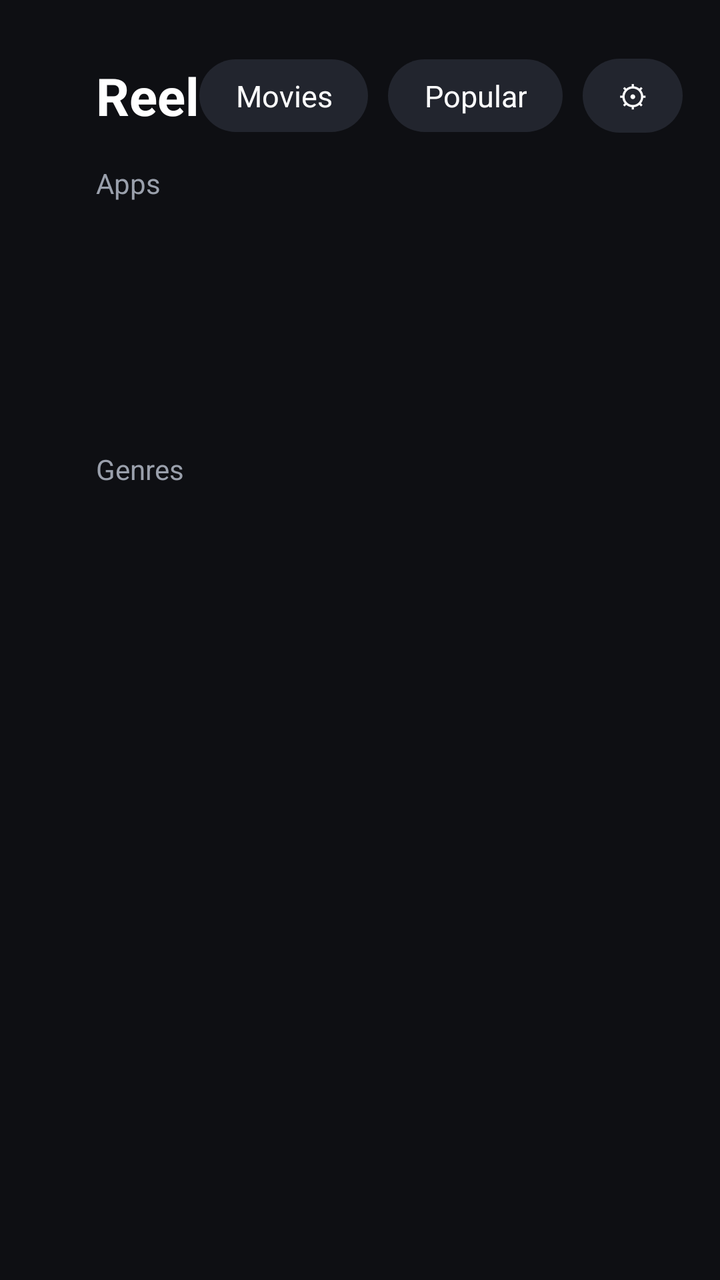
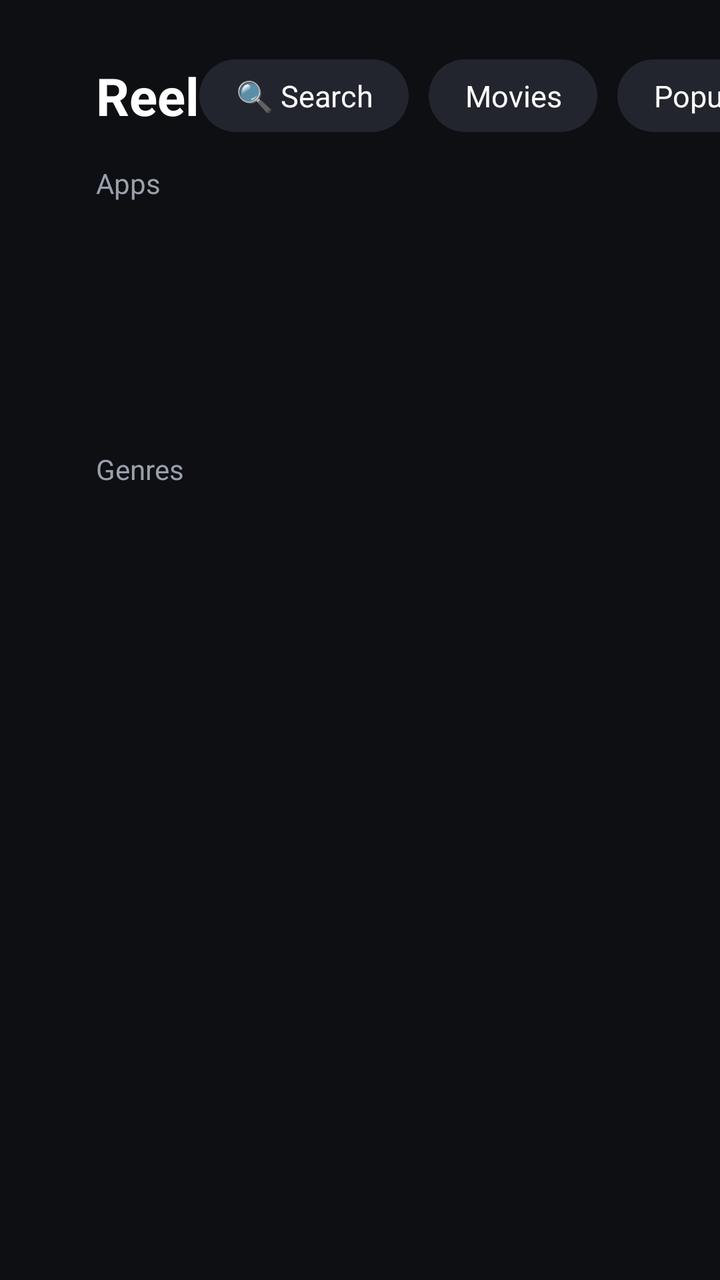

Before-and-after screenshots of an Android layout around one commit, followed by the original layout XML and the change that was made.
<!-- AndroidManifest.xml: application theme Theme.Reel -->
<!-- res/layout/activity_main.xml -->
<?xml version="1.0" encoding="utf-8"?>
<LinearLayout xmlns:android="http://schemas.android.com/apk/res/android"
    android:layout_width="match_parent"
    android:layout_height="match_parent"
    android:background="@color/bg"
    android:clipChildren="false"
    android:clipToPadding="false"
    android:orientation="vertical"
    android:paddingStart="48dp"
    android:paddingTop="24dp"
    android:paddingEnd="48dp"
    android:paddingBottom="12dp">

    
    <LinearLayout
        android:layout_width="match_parent"
        android:layout_height="48dp"
        android:gravity="center_vertical"
        android:orientation="horizontal">

        <TextView
            android:layout_width="wrap_content"
            android:layout_height="wrap_content"
            android:text="@string/app_name"
            android:textColor="@color/text"
            android:textSize="26sp"
            android:textStyle="bold" />

        <View
            android:layout_width="0dp"
            android:layout_height="1dp"
            android:layout_weight="1" />

        <TextView
            android:id="@+id/btnMediaType"
            style="@style/Chip"
            android:text="Movies" />

        <TextView
            android:id="@+id/btnSort"
            style="@style/Chip"
            android:contentDescription="Sort order"
            android:text="Popular" />

        <TextView
            android:id="@+id/btnSettings"
            style="@style/Chip"
            android:contentDescription="Settings"
            android:text="⚙" />

        <TextView
            android:id="@+id/weather"
            android:layout_width="wrap_content"
            android:layout_height="wrap_content"
            android:layout_marginStart="14dp"
            android:textColor="@color/text"
            android:textSize="20sp" />

        <TextClock
            android:layout_width="wrap_content"
            android:layout_height="wrap_content"
            android:layout_marginStart="14dp"
            android:format12Hour="h:mm"
            android:format24Hour="HH:mm"
            android:textColor="@color/text"
            android:textSize="22sp" />
    </LinearLayout>

    
    <LinearLayout
        android:id="@+id/appsSection"
        android:layout_width="match_parent"
        android:layout_height="wrap_content"
        android:clipChildren="false"
        android:clipToPadding="false"
        android:orientation="vertical">

        <TextView
            style="@style/RowLabel"
            android:text="Apps" />

        <androidx.recyclerview.widget.RecyclerView
            android:id="@+id/appsRow"
            android:layout_width="match_parent"
            android:layout_height="112dp"
            android:clipChildren="false"
            android:clipToPadding="false"
            android:paddingTop="6dp"
            android:paddingBottom="6dp" />
    </LinearLayout>

    <TextView
        style="@style/RowLabel"
        android:text="Genres" />

    <androidx.recyclerview.widget.RecyclerView
        android:id="@+id/genreRow"
        android:layout_width="match_parent"
        android:layout_height="wrap_content"
        android:clipToPadding="false" />

    
    <FrameLayout
        android:layout_width="match_parent"
        android:layout_height="0dp"
        android:layout_marginTop="8dp"
        android:layout_weight="1"
        android:clipChildren="false"
        android:clipToPadding="false">

        
        <androidx.recyclerview.widget.RecyclerView
            android:id="@+id/grid"
            android:layout_width="match_parent"
            android:layout_height="match_parent"
            android:clipToPadding="false"
            android:paddingTop="10dp"
            android:paddingBottom="24dp" />

        <LinearLayout
            android:layout_width="wrap_content"
            android:layout_height="wrap_content"
            android:layout_gravity="center"
            android:gravity="center"
            android:orientation="vertical">

            <ProgressBar
                android:id="@+id/progress"
                android:layout_width="40dp"
                android:layout_height="40dp"
                android:indeterminateTint="@color/accent"
                android:visibility="gone" />

            <TextView
                android:id="@+id/status"
                android:layout_width="wrap_content"
                android:layout_height="wrap_content"
                android:layout_marginTop="12dp"
                android:gravity="center"
                android:maxWidth="640dp"
                android:textColor="@color/text_dim"
                android:textSize="16sp"
                android:visibility="gone" />
        </LinearLayout>
    </FrameLayout>
</LinearLayout>
<!-- resources referenced by this layout -->
<resources>
  <color name="accent">#3D5AFE</color>
  <color name="bg">#0E0F13</color>
  <color name="text">#FFFFFF</color>
  <color name="text_dim">#9AA0AC</color>
  <string name="app_name">Reel</string>
  <style name="Chip">
          <item name="android:layout_width">wrap_content</item>
          <item name="android:layout_height">wrap_content</item>
          <item name="android:layout_marginEnd">10dp</item>
          <item name="android:background">@drawable/chip_bg</item>
          <item name="android:clickable">true</item>
          <item name="android:focusable">true</item>
          <item name="android:gravity">center</item>
          <item name="android:paddingStart">18dp</item>
          <item name="android:paddingEnd">18dp</item>
          <item name="android:paddingTop">8dp</item>
          <item name="android:paddingBottom">8dp</item>
          <item name="android:singleLine">true</item>
          <item name="android:textColor">@color/chip_text</item>
          <item name="android:textSize">15sp</item>
      </style>
  <style name="RowLabel">
          <item name="android:layout_width">wrap_content</item>
          <item name="android:layout_height">wrap_content</item>
          <item name="android:layout_marginTop">10dp</item>
          <item name="android:layout_marginBottom">2dp</item>
          <item name="android:textColor">@color/text_dim</item>
          <item name="android:textSize">14sp</item>
      </style>
  <style name="Theme.Reel" parent="android:Theme.Material.NoActionBar">
          <item name="android:windowBackground">@color/bg</item>
          <item name="android:colorAccent">@color/accent</item>
          <item name="android:colorPrimary">@color/bg</item>
          <item name="android:windowDisablePreview">true</item>
      </style>
  <!-- drawable chip_bg (drawable) -->
  <?xml version="1.0" encoding="utf-8"?>
  <selector xmlns:android="http://schemas.android.com/apk/res/android">
      
      <item android:state_focused="true">
          <shape android:shape="rectangle">
              <corners android:radius="20dp" />
              <solid android:color="#FFFFFF" />
          </shape>
      </item>
      
      <item android:state_selected="true">
          <shape android:shape="rectangle">
              <corners android:radius="20dp" />
              <solid android:color="@color/accent" />
          </shape>
      </item>
      <item>
          <shape android:shape="rectangle">
              <corners android:radius="20dp" />
              <solid android:color="@color/surface" />
          </shape>
      </item>
  </selector>
  <color name="surface">#22252E</color>
</resources>

<!-- the commit's change to res/layout/activity_main.xml (unified diff, before → after) -->
@@ -30,6 +30,12 @@
             android:layout_width="0dp"
             android:layout_height="1dp"
             android:layout_weight="1" />
+
+        <TextView
+            android:id="@+id/btnSearch"
+            style="@style/Chip"
+            android:contentDescription="Search movies and shows"
+            android:text="🔍 Search" />
 
         <TextView
             android:id="@+id/btnMediaType"
